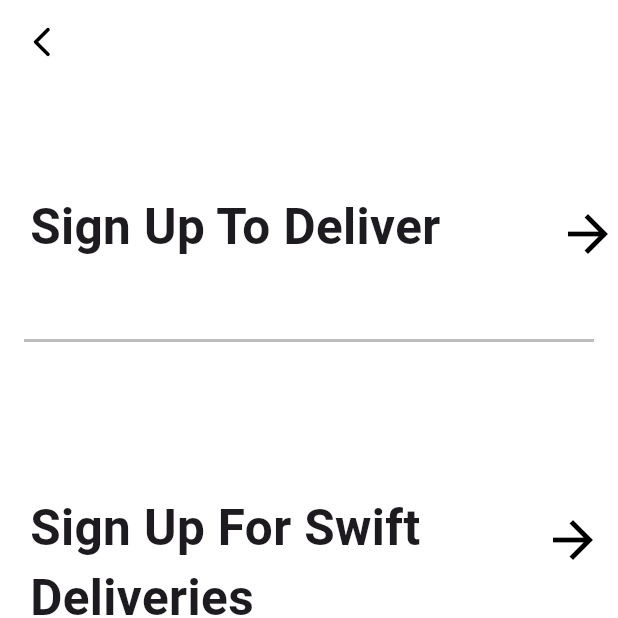
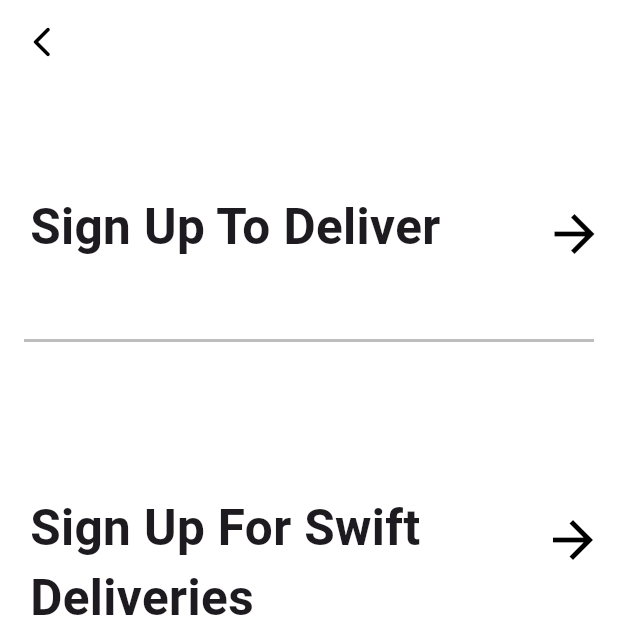
Before and after one commit to ameenakabir22/swiift-hq, a Flutter app: the SignUpOptions screen opened directly, on a phone screen of 412 x 824 dp, the top half of it. Run offline on Flutter 3.47's test engine with Material 3 defaults, Android fonts, the phone set to English and light mode, and no system bars; our stand-ins replace lottie, sizer, smooth_page_indicator.

Commit message:
i am still trying to make the app responsive

```diff
--- a/lib/pages/signup_options.dart
+++ b/lib/pages/signup_options.dart
@@ -51,7 +51,7 @@ class SignUpOptions extends StatelessWidget {
                       ),
                       SizedBox(width: 10),
                       Padding(
-                        padding: const EdgeInsets.only(top: 30.0, left: 10),
+                        padding: const EdgeInsets.only(top: 30.0, right: 9),
                         child: Icon(
                           Icons.arrow_forward,
                           color: Colors.black,
```
Also changed, not shown: lib/main.dart (+7 -4 lines), lib/pages/splashscreen.dart (+13 -4 lines).
